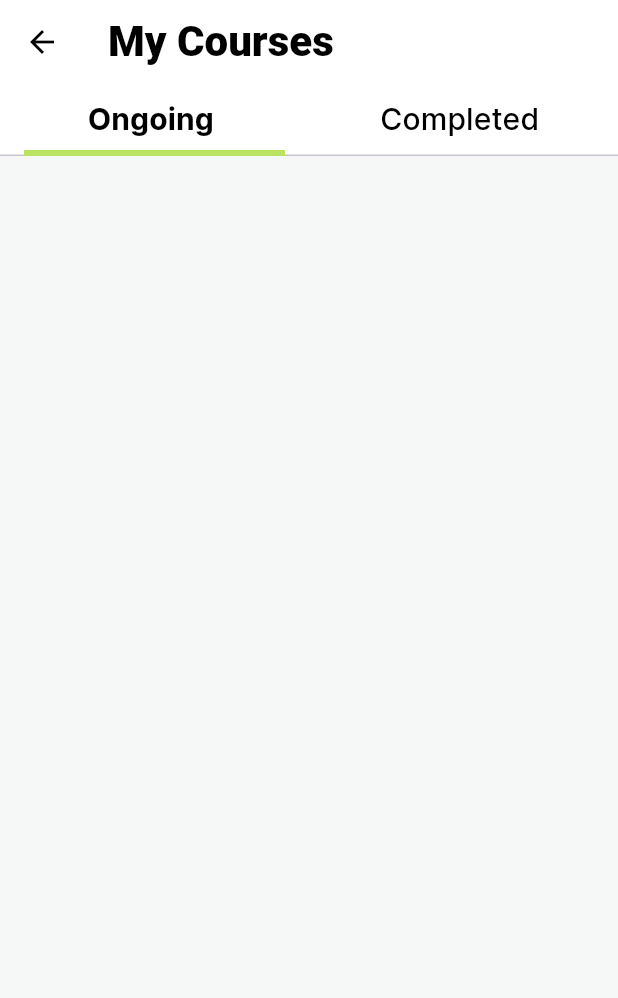
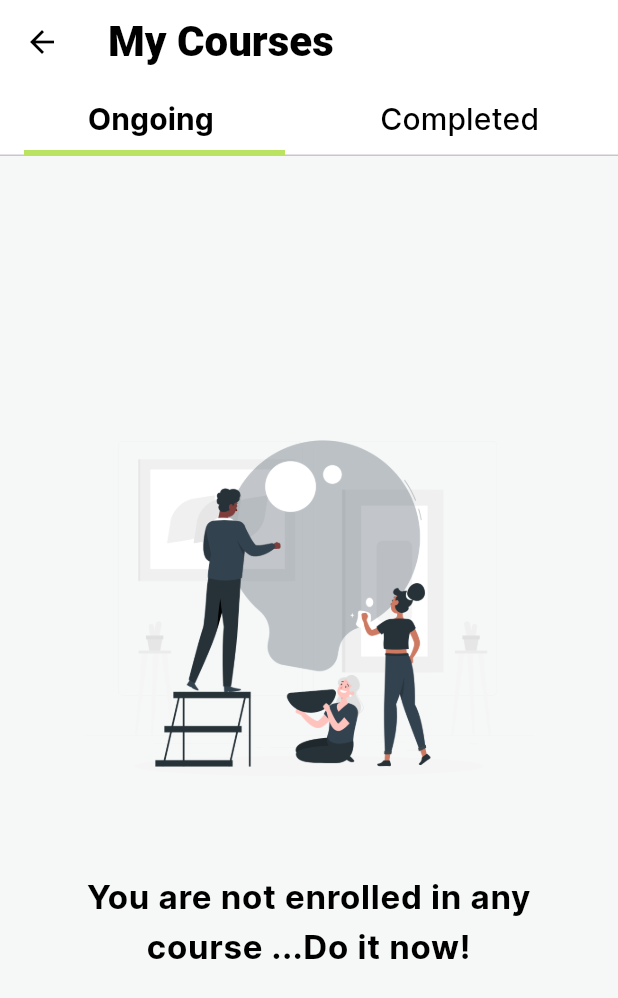
Before and after one commit to mohanedSalaheldin/Edu_mine, a Flutter app: the MyLearnScreen screen opened directly, on a phone screen of 412 x 824 dp. Shown: the top 998 px of the screen. Run offline on Flutter 3.47's test engine with Material 3 defaults, Android fonts, the phone set to English and light mode, and no system bars; our stand-ins replace cloud_firestore, connectivity_plus, dartz, equatable, firebase_auth, firebase_core and 6 more; accounts and stored records are empty; network calls fail.

Commit message:
some error hundling

```diff
--- a/lib/app.dart
+++ b/lib/app.dart
@@ -1,5 +1,6 @@
 import 'package:e_learning/generated/l10n.dart';
 import 'package:e_learning/src/config/themes/theme.dart';
+import 'package:e_learning/src/core/utils/widgets/no_courses_screen.dart';
 import 'package:e_learning/src/features/allCourses/presentation/pages/course_details_screen.dart';
 import 'package:e_learning/src/features/auth/presentation/pages/login_screen.dart';
 import 'package:e_learning/src/features/home/presentation/pages/home_layout.dart';
@@ -26,7 +27,7 @@ class MyApp extends StatelessWidget {
       supportedLocales: S.delegate.supportedLocales,
       title: 'E-Learning',
       debugShowCheckedModeBanner: false,
-      // home: const CourseLecturesScreen(),
+      // home: const NoCoursesScreen(),
       home: _choseStartScreen(),
     );
   }
--- a/lib/main.dart
+++ b/lib/main.dart
@@ -23,3 +23,8 @@ void main() async {
   );
   runApp(const MyApp());
 }
+
+
+
+
+// #linguistics, #computer_science, #self_development
--- a/lib/src/core/models/couses_model.dart
+++ b/lib/src/core/models/couses_model.dart
@@ -22,7 +22,7 @@ class CourseModel extends CourseEntity {
       tag: json['tag'],
       instructor: json['instructor'],
       allSections: json['#ofLecture'],
-      doneSections: json['done_sections'] ?? 8,
+      doneSections: json['done_sections'] ?? 404,
       description: json['description'],
     );
   }
--- /dev/null
+++ b/lib/src/core/utils/widgets/no_courses_screen.dart
@@ -0,0 +1,41 @@
+import 'package:flutter/foundation.dart';
+import 'package:flutter/material.dart';
+
+class NoCoursesScreen extends StatelessWidget {
+  const NoCoursesScreen({super.key, required this.txt});
+  final String txt;
+
+  @override
+  Widget build(BuildContext context) {
+    return Scaffold(
+      body: Column(
+        mainAxisAlignment: MainAxisAlignment.center,
+        children: [
+          const SizedBox(
+            width: double.infinity,
+          ),
+          Container(
+            height: 300,
+            width: 300,
+            decoration: const BoxDecoration(),
+            child: const Image(
+              fit: BoxFit.cover,
+              image: AssetImage('assets/images/no_courses.png'),
+            ),
+          ),
+          Padding(
+            padding: const EdgeInsets.all(20.0),
+            child: Text(
+             txt,
+              textAlign: TextAlign.center,
+              style: Theme.of(context).textTheme.bodyLarge!.copyWith(
+                    // fontWeight: FontWeight.w500,
+                    fontSize: 22,
+                  ),
+            ),
+          ),
+        ],
+      ),
+    );
+  }
+}
--- a/lib/src/features/allCourses/presentation/pages/course_details_screen.dart
+++ b/lib/src/features/allCourses/presentation/pages/course_details_screen.dart
@@ -21,9 +21,7 @@ class CourseDetailsScreen extends StatelessWidget {
       create: (context) => di.sl<AllcoursesCubit>()
         ..isCourseAlreadyEnrolled(courseID: courseEntity.courseID),
       child: BlocConsumer<AllcoursesCubit, AllcoursesState>(
-        listener: (context, state) {
-
-        },
+        listener: (context, state) {},
         builder: (context, state) {
           return Scaffold(
             floatingActionButton: Padding(
@@ -177,7 +175,7 @@ class CourseDetailsScreen extends StatelessWidget {
                               Navigator.pop(context);
                             },
                             child: Padding(
-                              padding: const EdgeInsets.all(8.0),
+                              padding: const EdgeInsets.all(10.0),
                               child: CircleAvatar(
                                 backgroundColor: Colors.grey[200],
                                 child: const Icon(
--- a/lib/src/features/auth/presentation/pages/login_screen.dart
+++ b/lib/src/features/auth/presentation/pages/login_screen.dart
@@ -1,5 +1,5 @@
 import 'package:e_learning/generated/l10n.dart';
-import 'package:e_learning/src/core/app_methods.dart';
+import 'package:e_learning/src/core/utils/methods/app_methods.dart';
 import 'package:e_learning/src/core/errors/error_strings.dart';
 import 'package:e_learning/src/core/utils/widgets/app_widgets.dart';
 import 'package:e_learning/src/features/auth/presentation/cubit/auth_cubit.dart';
--- a/lib/src/features/auth/presentation/pages/register_screen.dart
+++ b/lib/src/features/auth/presentation/pages/register_screen.dart
@@ -1,5 +1,5 @@
 import 'package:e_learning/generated/l10n.dart';
-import 'package:e_learning/src/core/app_methods.dart';
+import 'package:e_learning/src/core/utils/methods/app_methods.dart';
 import 'package:e_learning/src/core/errors/error_strings.dart';
 import 'package:e_learning/src/core/utils/widgets/app_widgets.dart';
 import 'package:e_learning/src/features/auth/presentation/cubit/auth_cubit.dart';
--- a/lib/src/features/home/presentation/pages/home_layout.dart
+++ b/lib/src/features/home/presentation/pages/home_layout.dart
@@ -1,3 +1,4 @@
+import 'package:e_learning/data_entery.dart';
 import 'package:e_learning/src/features/home/presentation/cubit/courses_cubit.dart';
 import 'package:flutter/material.dart';
 import 'package:flutter_bloc/flutter_bloc.dart';
@@ -15,6 +16,9 @@ class HomeLayoutScreen extends StatelessWidget {
           var cubit = CoursesCubit.get(context);
 
           return Scaffold(
+            // floatingActionButton: FloatingActionButton(onPressed: () {
+            //   DataEntery.addLecture();
+            // }),
             body: SafeArea(child: cubit.screens[cubit.currentIndex]),
             bottomNavigationBar: _bulidNavBar(cubit),
           );
--- a/lib/src/features/home/presentation/pages/home_screen/home_screen.dart
+++ b/lib/src/features/home/presentation/pages/home_screen/home_screen.dart
@@ -49,7 +49,7 @@ class HomeScreen extends StatelessWidget {
                       children: [
                         buildTitleAndMore(
                           context,
-                          'My Courses',
+                          'Latest Courses',
                         ),
                         vericalGab(),
                         buildMyCoursesSection(context),
--- a/lib/src/features/myCourses/presentation/pages/my_courses_screen.dart
+++ b/lib/src/features/myCourses/presentation/pages/my_courses_screen.dart
@@ -1,6 +1,7 @@
 import 'package:e_learning/src/core/utils/consts/screen_sizes.dart';
 import 'package:e_learning/src/core/utils/widgets/app_widgets.dart';
 import 'package:e_learning/src/core/utils/widgets/courses_lists_widget.dart';
+import 'package:e_learning/src/core/utils/widgets/no_courses_screen.dart';
 import 'package:e_learning/src/features/myCourses/domain/entities/section_entity.dart';
 import 'package:e_learning/src/features/myCourses/presentation/cubit/mycourses_cubit.dart';
 import 'package:e_learning/src/features/myCourses/presentation/pages/course_lectures_screen.dart.dart';
@@ -14,7 +15,6 @@ import 'package:e_learning/src/injector.dart' as di;
 
 class MyLearnScreen extends StatelessWidget {
   const MyLearnScreen({super.key});
-
 
   @override
   Widget build(BuildContext context) {
@@ -65,13 +65,22 @@ class MyLearnScreen extends StatelessWidget {
                 title: const Text('My Courses'),
               ),
               body: TabBarView(
+                //  "You are not enrolled in any course yet...Do it now!"
                 children: [
-                  buildCoursesListWidget(
+                  MycoursesCubit.get(context).onGoingCourses.isEmpty
+                      ? const NoCoursesScreen(
+                          txt:
+                              'You are not enrolled in any course ...Do it now!')
+                      : buildCoursesListWidget(
                           courses: MycoursesCubit.get(context).onGoingCourses,
                           height: height,
                           isMyCourses: true,
                         ),
-                  buildCoursesListWidget(
+                  MycoursesCubit.get(context).doneCourses.isEmpty
+                      ? const NoCoursesScreen(
+                          txt:
+                              'You have not completed any course yet ...Do it now!')
+                      : buildCoursesListWidget(
                           courses: MycoursesCubit.get(context).doneCourses,
                           height: height,
                           isMyCourses: true,
@@ -84,6 +93,4 @@ class MyLearnScreen extends StatelessWidget {
       ),
     );
   }
-
-
 }
```
Also changed, not shown: lib/bloc_observer.dart (+8 -0 lines), lib/data_entery.dart (+52 -18 lines), lib/src/core/utils/methods/choose_color.dart (added, +27 -0 lines), lib/src/features/allCourses/presentation/pages/all_courses_screen.dart (+5 -5 lines), lib/src/features/home/data/datasources/my_courses_remote_datasourse.dart (+11 -22 lines), lib/src/features/home/presentation/widgets/course_card_widget.dart (+22 -8 lines), lib/src/features/myCourses/presentation/widgets/my_course_card_widget.dart (+6 -2 lines), assets/images/no_courses.png (added), lib/src/core/utils/methods/app_methods.dart (renamed from lib/src/core/app_methods.dart). Lines whose indentation alone changed are shown as unchanged.
